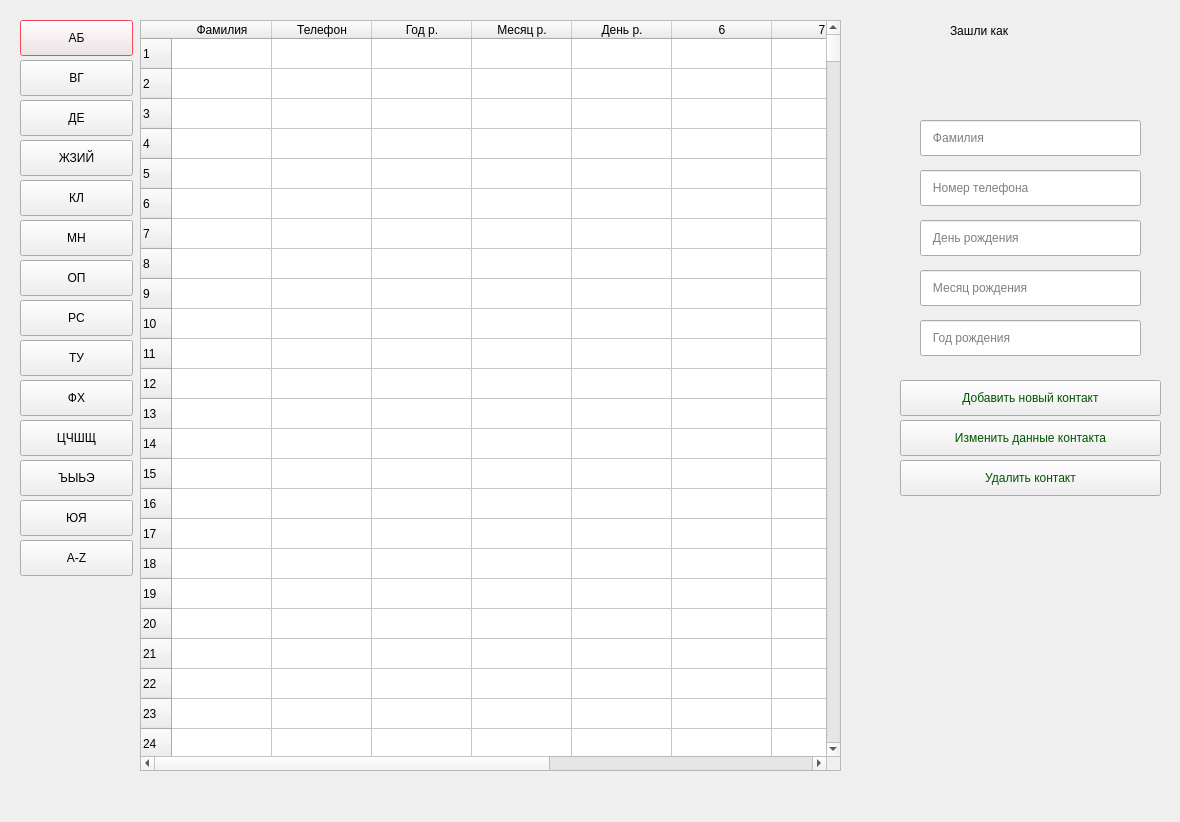
Before: the Qt Designer form FullMyPhoneBook/tableview2.ui in turamant/PhoneBook, drawn with Qt 5.
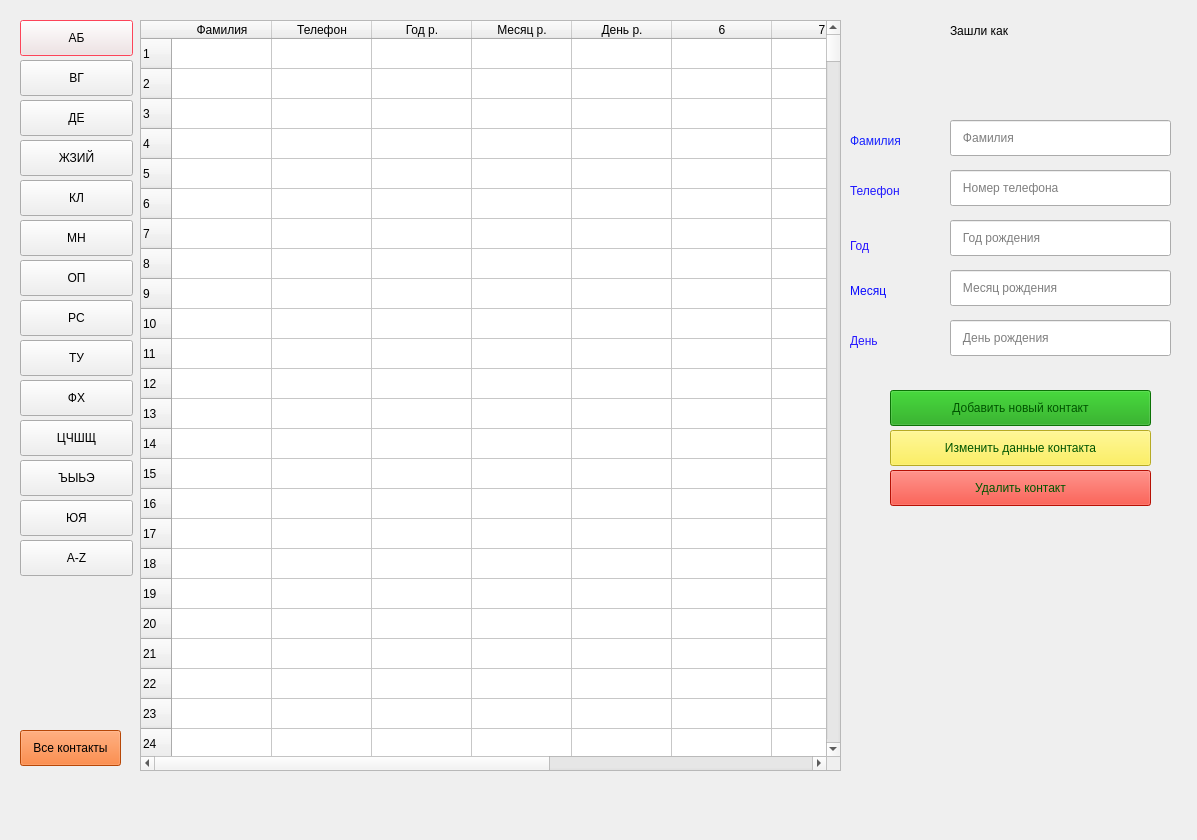
After: the same form once the commit is applied.

Patch:
```diff
--- a/FullMyPhoneBook/tableview2.ui
+++ b/FullMyPhoneBook/tableview2.ui
@@ -6,8 +6,8 @@
    <rect>
     <x>0</x>
     <y>0</y>
-    <width>1180</width>
-    <height>822</height>
+    <width>1197</width>
+    <height>840</height>
    </rect>
   </property>
   <property name="windowTitle">
@@ -48,7 +48,7 @@
   <widget class="QLineEdit" name="nameLineEdit">
    <property name="geometry">
     <rect>
-     <x>920</x>
+     <x>950</x>
      <y>120</y>
      <width>221</width>
      <height>36</height>
@@ -10120,7 +10120,7 @@
   <widget class="QLineEdit" name="nomerLineEdit">
    <property name="geometry">
     <rect>
-     <x>920</x>
+     <x>950</x>
      <y>170</y>
      <width>221</width>
      <height>36</height>
@@ -10325,14 +10325,15 @@
   <widget class="QPushButton" name="addPushButton">
    <property name="geometry">
     <rect>
-     <x>900</x>
-     <y>380</y>
+     <x>890</x>
+     <y>390</y>
      <width>261</width>
      <height>36</height>
     </rect>
    </property>
    <property name="styleSheet">
     <string notr="true">font: 10pt &quot;Cantarell&quot;;
+background-color: rgb(15, 159, 7);
 color: rgb(0, 85, 0);</string>
    </property>
    <property name="text">
@@ -10342,8 +10343,8 @@
   <widget class="QLineEdit" name="dayLineEdit">
    <property name="geometry">
     <rect>
-     <x>920</x>
-     <y>220</y>
+     <x>950</x>
+     <y>320</y>
      <width>221</width>
      <height>36</height>
     </rect>
@@ -10355,7 +10356,7 @@
   <widget class="QLineEdit" name="monthLineEdit">
    <property name="geometry">
     <rect>
-     <x>920</x>
+     <x>950</x>
      <y>270</y>
      <width>221</width>
      <height>36</height>
@@ -10368,8 +10369,8 @@
   <widget class="QLineEdit" name="yearLineEdit">
    <property name="geometry">
     <rect>
-     <x>920</x>
-     <y>320</y>
+     <x>950</x>
+     <y>220</y>
      <width>221</width>
      <height>36</height>
     </rect>
@@ -10414,14 +10415,15 @@
   <widget class="QPushButton" name="updatePushButton">
    <property name="geometry">
     <rect>
-     <x>900</x>
-     <y>420</y>
+     <x>890</x>
+     <y>430</y>
      <width>261</width>
      <height>36</height>
     </rect>
    </property>
    <property name="styleSheet">
     <string notr="true">font: 10pt &quot;Cantarell&quot;;
+background-color: rgb(255, 238, 51);
 color: rgb(0, 85, 0);</string>
    </property>
    <property name="text">
@@ -10431,20 +10433,124 @@
   <widget class="QPushButton" name="deletePushButton">
    <property name="geometry">
     <rect>
-     <x>900</x>
-     <y>460</y>
+     <x>890</x>
+     <y>470</y>
      <width>261</width>
      <height>36</height>
     </rect>
    </property>
    <property name="styleSheet">
     <string notr="true">font: 10pt &quot;Cantarell&quot;;
+background-color: rgb(255, 22, 5);
 color: rgb(0, 85, 0);</string>
    </property>
    <property name="text">
     <string>Удалить контакт</string>
    </property>
   </widget>
+  <widget class="QLabel" name="nameLabel_2">
+   <property name="geometry">
+    <rect>
+     <x>850</x>
+     <y>130</y>
+     <width>81</width>
+     <height>21</height>
+    </rect>
+   </property>
+   <property name="styleSheet">
+    <string notr="true">font: 10pt &quot;Cantarell&quot;;
+color: rgb(23, 35, 255);</string>
+   </property>
+   <property name="text">
+    <string>Фамилия</string>
+   </property>
+  </widget>
+  <widget class="QLabel" name="nomerLabel_3">
+   <property name="geometry">
+    <rect>
+     <x>850</x>
+     <y>180</y>
+     <width>81</width>
+     <height>21</height>
+    </rect>
+   </property>
+   <property name="styleSheet">
+    <string notr="true">font: 10pt &quot;Cantarell&quot;;
+color: rgb(31, 23, 255);</string>
+   </property>
+   <property name="text">
+    <string>Телефон</string>
+   </property>
+  </widget>
+  <widget class="QLabel" name="dayLabel_4">
+   <property name="geometry">
+    <rect>
+     <x>850</x>
+     <y>330</y>
+     <width>81</width>
+     <height>21</height>
+    </rect>
+   </property>
+   <property name="styleSheet">
+    <string notr="true">font: 10pt &quot;Cantarell&quot;;
+color: rgb(39, 24, 255);</string>
+   </property>
+   <property name="text">
+    <string>День</string>
+   </property>
+  </widget>
+  <widget class="QLabel" name="monthLabel_5">
+   <property name="geometry">
+    <rect>
+     <x>850</x>
+     <y>280</y>
+     <width>81</width>
+     <height>21</height>
+    </rect>
+   </property>
+   <property name="styleSheet">
+    <string notr="true">color: rgb(10, 10, 255);
+font: 10pt &quot;Cantarell&quot;;</string>
+   </property>
+   <property name="text">
+    <string>Месяц</string>
+   </property>
+  </widget>
+  <widget class="QLabel" name="yearLabel_6">
+   <property name="geometry">
+    <rect>
+     <x>850</x>
+     <y>230</y>
+     <width>81</width>
+     <height>31</height>
+    </rect>
+   </property>
+   <property name="styleSheet">
+    <string notr="true">color: rgb(39, 19, 255);
+font: 10pt &quot;Cantarell&quot;;</string>
+   </property>
+   <property name="text">
+    <string>Год</string>
+   </property>
+  </widget>
+  <widget class="QPushButton" name="ALLsearchPushButton_16">
+   <property name="geometry">
+    <rect>
+     <x>20</x>
+     <y>730</y>
+     <width>101</width>
+     <height>36</height>
+    </rect>
+   </property>
+   <property name="styleSheet">
+    <string notr="true">selection-background-color: rgb(255, 7, 32);
+background-color: rgb(255, 100, 10);
+font: 8pt &quot;Cantarell&quot;;</string>
+   </property>
+   <property name="text">
+    <string>Все контакты</string>
+   </property>
+  </widget>
  </widget>
  <resources/>
  <connections/>
```
